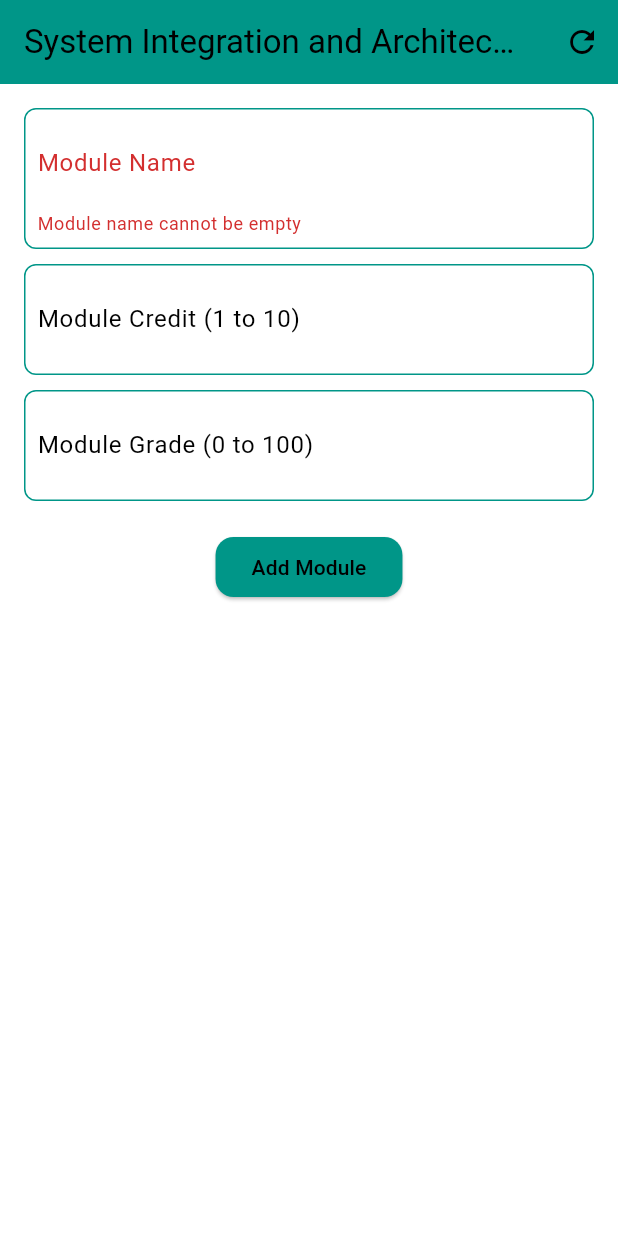
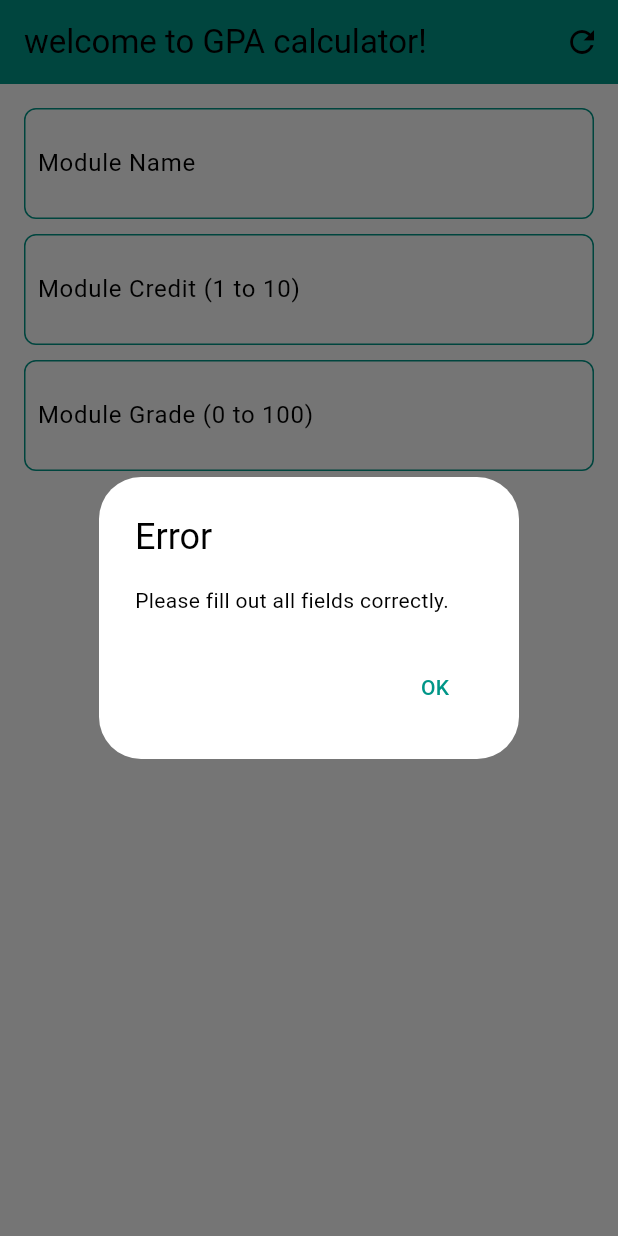
Before and after one commit to Monabdali/it-is-gpa-claculator, a Flutter app: the screen it shows after launch, after a tap on "Add Module", on a phone screen of 412 x 824 dp. Run offline on Flutter 3.47's test engine with Material 3 defaults, Android fonts, the phone set to English and light mode, and no system bars.

Commit message:
Added GPA calculator files from D drive

```diff
--- a/lib/main.dart
+++ b/lib/main.dart
@@ -35,10 +35,6 @@ class _GPACalculatorState extends State<GPACalculator> {
   double totalCredits = 0;
   double totalGradePoints = 0;
 
-  String moduleNameError = '';
-  String moduleCreditError = '';
-  String moduleGradeError = '';
-
   double convertGradeToPoint(double grade) {
     if (grade >= 95 && grade <= 100) {
       return 5.0;
@@ -66,30 +62,40 @@ class _GPACalculatorState extends State<GPACalculator> {
     double? moduleCredit = double.tryParse(moduleCreditController.text);
     double? moduleGrade = double.tryParse(moduleGradeController.text);
 
-    setState(() {
-      moduleNameError = '';
-      moduleCreditError = '';
-      moduleGradeError = '';
-    });
-
-    if (moduleName.isEmpty) {
-      setState(() {
-        moduleNameError = 'Module name cannot be empty';
-      });
+    if (moduleCredit == null || moduleGrade == null || moduleName.isEmpty) {
+      showDialog(
+        context: context,
+        builder: (context) => AlertDialog(
+          title: Text('Error'),
+          content: Text('Please fill out all fields correctly.'),
+          actions: [
+            TextButton(
+              onPressed: () => Navigator.pop(context),
+              child: Text('OK'),
+            ),
+          ],
+        ),
+      );
       return;
     }
 
-    if (moduleCredit == null || moduleCredit < 1 || moduleCredit > 10) {
-      setState(() {
-        moduleCreditError = 'Credit must be between 1 and 10';
-      });
-      return;
-    }
-
-    if (moduleGrade == null || moduleGrade < 0 || moduleGrade > 100) {
-      setState(() {
-        moduleGradeError = 'Grade must be between 0 and 100';
-      });
+    if (moduleCredit < 1 ||
+        moduleCredit > 10 ||
+        moduleGrade < 0 ||
+        moduleGrade > 100) {
+      showDialog(
+        context: context,
+        builder: (context) => AlertDialog(
+          title: Text('Invalid Input'),
+          content: Text('Module credit must be 1-10 and grade must be 0-100.'),
+          actions: [
+            TextButton(
+              onPressed: () => Navigator.pop(context),
+              child: Text('OK'),
+            ),
+          ],
+        ),
+      );
       return;
     }
 
@@ -127,6 +133,45 @@ class _GPACalculatorState extends State<GPACalculator> {
     moduleNameController.clear();
     moduleCreditController.clear();
     moduleGradeController.clear();
+
+    // add another module
+    _askForAnotherModule();
+  }
+
+  void _askForAnotherModule() {
+    showDialog(
+      context: context,
+      builder: (context) => AlertDialog(
+        title: Text('Add Another Module?'),
+        content: Text('Do you want to enter another module?'),
+        actions: [
+          TextButton(
+            onPressed: () {
+              Navigator.pop(context);
+              _handleUserResponse('y');
+            },
+            child: Text('Yes'),
+          ),
+          TextButton(
+            onPressed: () {
+              Navigator.pop(context);
+              _handleUserResponse('n');
+            },
+            child: Text('No'),
+          ),
+        ],
+      ),
+    );
+  }
+
+  // Function to handle the user response to adding another module
+  void _handleUserResponse(String response) {
+    if (response == 'y') {
+      // Do nothing, the user will continue entering modules
+    } else if (response == 'n') {
+      // Close the dialog and show the GPA
+      Navigator.pop(context);
+    }
   }
 
   double calculateGPA() {
@@ -142,9 +187,6 @@ class _GPACalculatorState extends State<GPACalculator> {
       moduleNameController.clear();
       moduleCreditController.clear();
       moduleGradeController.clear();
-      moduleNameError = '';
-      moduleCreditError = '';
-      moduleGradeError = '';
     });
   }
 
@@ -152,8 +194,8 @@ class _GPACalculatorState extends State<GPACalculator> {
   Widget build(BuildContext context) {
     return Scaffold(
       appBar: AppBar(
-        title: Text('System Integration and Architecture 2024'),
-        backgroundColor: Colors.teal,
+        title: Text('welcome to GPA calculator!'),
+        backgroundColor: Colors.teal, // Emerald green
         actions: [
           IconButton(
             icon: Icon(Icons.refresh),
@@ -178,7 +220,6 @@ class _GPACalculatorState extends State<GPACalculator> {
                 decoration: InputDecoration(
                   labelText: 'Module Name',
                   border: InputBorder.none,
-                  errorText: moduleNameError.isEmpty ? null : moduleNameError,
                 ),
               ),
             ),
@@ -195,8 +236,6 @@ class _GPACalculatorState extends State<GPACalculator> {
                 decoration: InputDecoration(
                   labelText: 'Module Credit (1 to 10)',
                   border: InputBorder.none,
-                  errorText:
-                      moduleCreditError.isEmpty ? null : moduleCreditError,
                 ),
                 keyboardType: TextInputType.number,
               ),
@@ -214,7 +253,6 @@ class _GPACalculatorState extends State<GPACalculator> {
                 decoration: InputDecoration(
                   labelText: 'Module Grade (0 to 100)',
                   border: InputBorder.none,
-                  errorText: moduleGradeError.isEmpty ? null : moduleGradeError,
                 ),
                 keyboardType: TextInputType.number,
               ),
@@ -223,8 +261,8 @@ class _GPACalculatorState extends State<GPACalculator> {
             ElevatedButton(
               onPressed: addModule,
               style: ElevatedButton.styleFrom(
-                backgroundColor: Colors.teal, // Emerald green button
-                foregroundColor: Colors.black, // Black text color
+                backgroundColor: Colors.teal,
+                foregroundColor: Colors.white,
                 shape: RoundedRectangleBorder(
                   borderRadius: BorderRadius.circular(12.0),
                 ),
```
